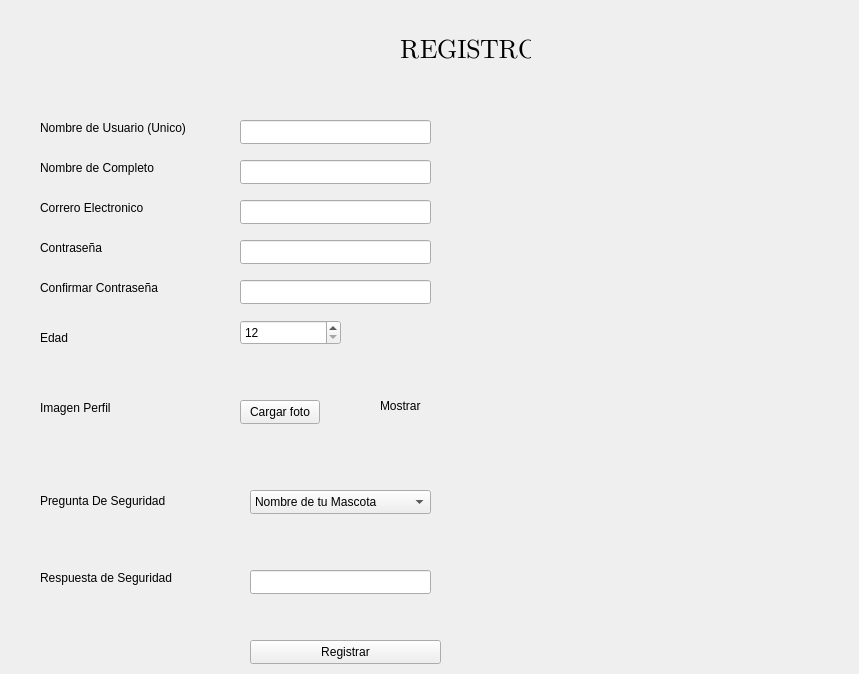
This is registro.ui in RoyGeova07/Proyecto1_Chat_Estru_I as Qt 5 draws it before an edit. The edited form follows.
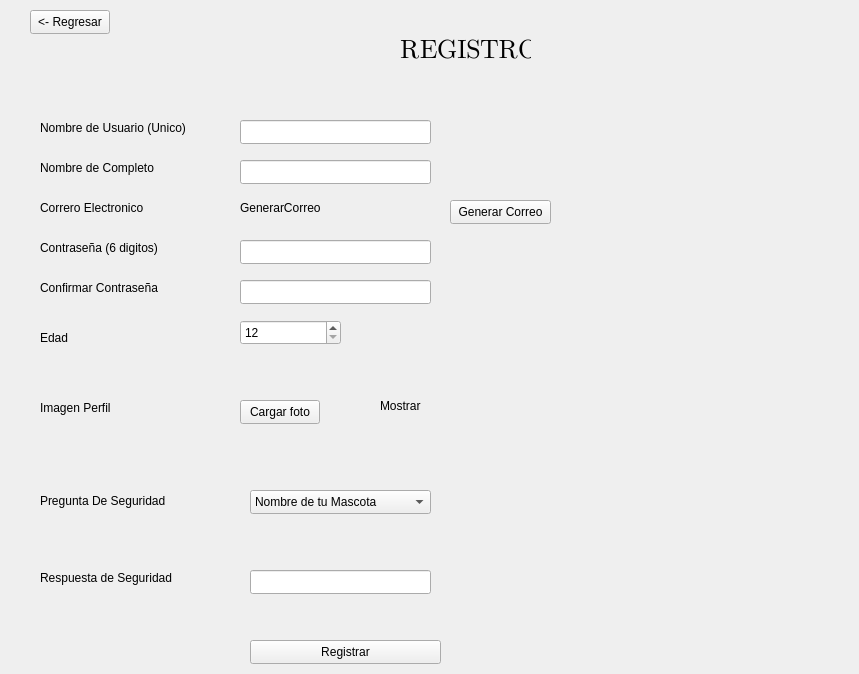
This is the edited form.

Diff of the .ui file:
```diff
--- a/registro.ui
+++ b/registro.ui
@@ -49,7 +49,7 @@
     </rect>
    </property>
    <property name="text">
-    <string>Contraseña</string>
+    <string>Contraseña (6 digitos)</string>
    </property>
   </widget>
   <widget class="QLabel" name="label_4">
@@ -150,16 +150,6 @@
     </rect>
    </property>
   </widget>
-  <widget class="QLineEdit" name="txtCorreo">
-   <property name="geometry">
-    <rect>
-     <x>240</x>
-     <y>200</y>
-     <width>191</width>
-     <height>24</height>
-    </rect>
-   </property>
-  </widget>
   <widget class="QLineEdit" name="txtContrasena">
    <property name="geometry">
     <rect>
@@ -292,6 +282,45 @@
     <string>REGISTRO</string>
    </property>
   </widget>
+  <widget class="QPushButton" name="btnLog">
+   <property name="geometry">
+    <rect>
+     <x>30</x>
+     <y>10</y>
+     <width>80</width>
+     <height>24</height>
+    </rect>
+   </property>
+   <property name="text">
+    <string>&lt;- Regresar</string>
+   </property>
+  </widget>
+  <widget class="QPushButton" name="btnGenerarCorreo">
+   <property name="geometry">
+    <rect>
+     <x>450</x>
+     <y>200</y>
+     <width>101</width>
+     <height>24</height>
+    </rect>
+   </property>
+   <property name="text">
+    <string>Generar Correo</string>
+   </property>
+  </widget>
+  <widget class="QLabel" name="lblcorreo">
+   <property name="geometry">
+    <rect>
+     <x>240</x>
+     <y>200</y>
+     <width>191</width>
+     <height>16</height>
+    </rect>
+   </property>
+   <property name="text">
+    <string>GenerarCorreo</string>
+   </property>
+  </widget>
  </widget>
  <resources/>
  <connections/>
```
